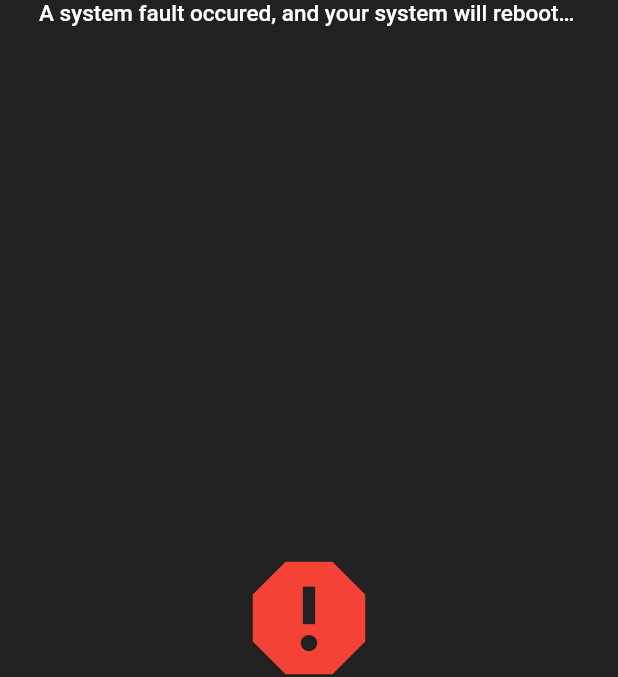
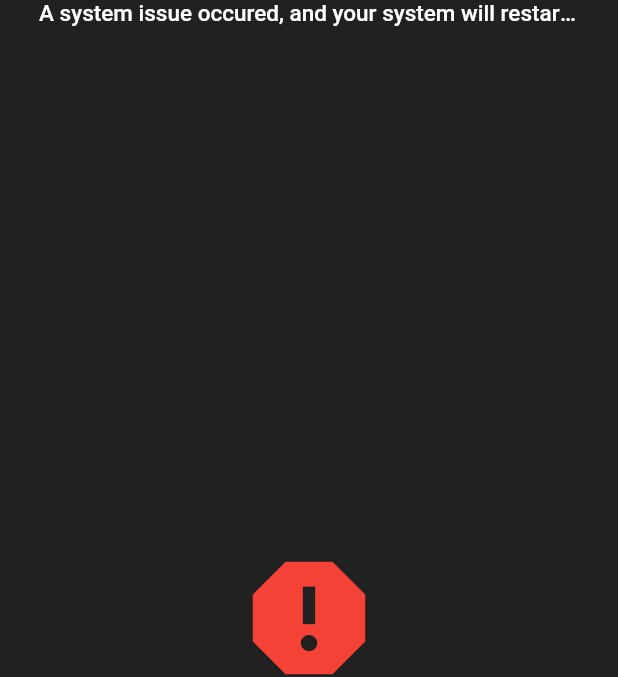
Before and after one commit to dahliaOS/kernel_panic, a Flutter app: the screen it shows after launch, on a phone screen of 412 x 824 dp, the part 42-719 px from its top. Run offline on Flutter 3.47's test engine with Material 2 defaults, Android fonts, the light colour scheme and no system bars.

Commit message:
Update main.dart
Reword for people who aren't tech savvy.

They can read the message without being confused.

```diff
--- a/lib/main.dart
+++ b/lib/main.dart
@@ -47,7 +47,7 @@ class _MyHomePageState extends State<MyHomePage> {
                       style:
                           TextStyle(color: Color(0xFFFFFFFF), fontSize: 15.0)),
                   Text(
-                      'A system fault occured, and your system will reboot automatically.',
+                      'A system issue occured, and your system will restart automatically.',
                       style:
                           TextStyle(color: Color(0xFFFFFFFF), fontSize: 15.0))
                 ])),
```
